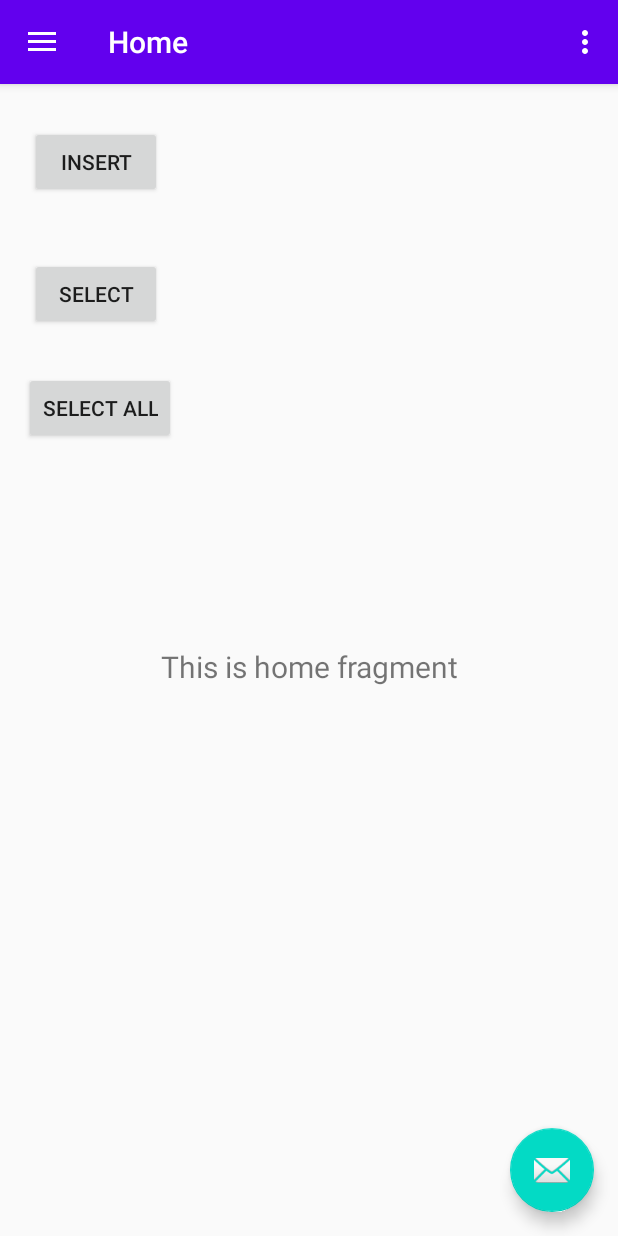
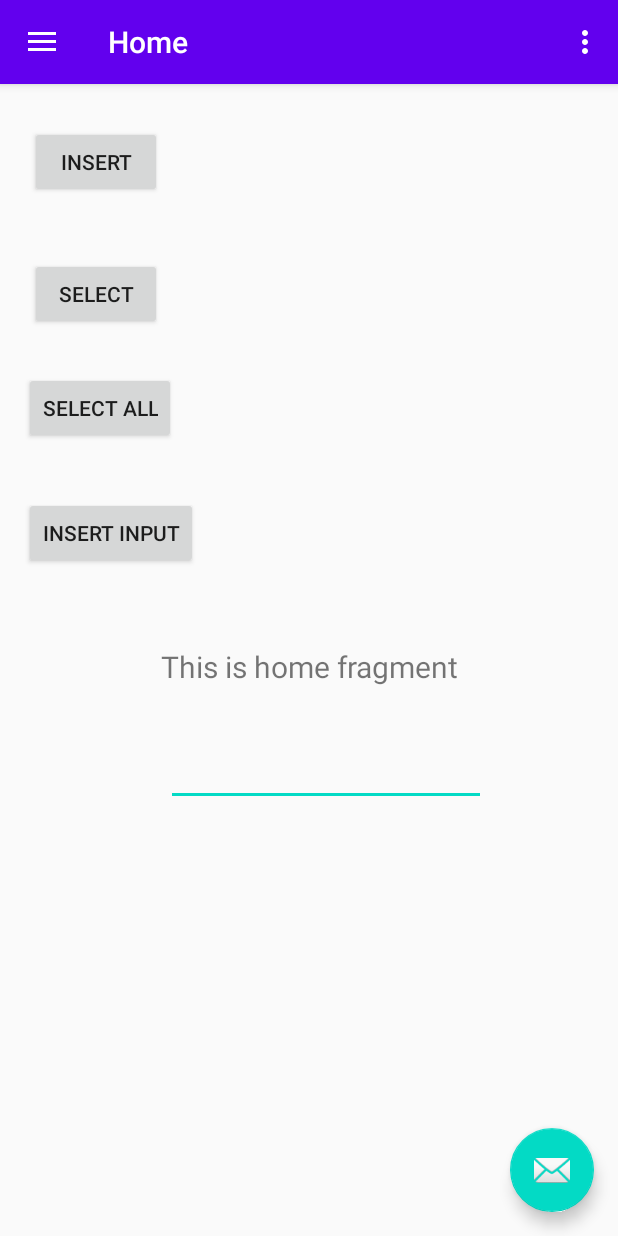
Before and after one commit to h3xduck/Greta, an Android app: the screen it shows after launch (MainActivity), in the options menu, after a tap on "Settings", on a phone screen of 412 x 824 dp. Run offline under Robolectric (Android 15) with nearby library versions, the phone set to English and light mode, and no system bars; our stand-ins replace navigation-ui; libraries missing offline, so code that uses them is left out: com.raizlabs.android; 3 statements that could not run were skipped.

Commit message:
Now there is a field where you can add some text to insert into the db

```diff
--- a/app/src/main/java/com/marsanpat/greta/MainActivity.java
+++ b/app/src/main/java/com/marsanpat/greta/MainActivity.java
@@ -5,6 +5,7 @@ import android.util.Log;
 import android.view.View;
 import android.view.Menu;
 import android.widget.Button;
+import android.widget.EditText;
 import android.widget.TextView;
 
 import com.google.android.material.floatingactionbutton.FloatingActionButton;
@@ -124,12 +125,21 @@ public class MainActivity extends AppCompatActivity {
             }
         });
 
+        Button inputBut = findViewById(R.id.inputBut);
+        inputBut.setOnClickListener(new View.OnClickListener() {
+            @Override
+            public void onClick(View view) {
+                EditText text = (EditText)findViewById(R.id.inputText);
+                String input = text.getText().toString();
+                Element elem = new Element();
+                elem.setName(input);
+                elem.setOrganization(organization);
+                elem.setId(2);
+                elem.save();
+            }
+        });
 
-        Organization newOrg = new Select()
-                .from(Organization.class)
-                //.where(Organization_table.id.eq(1))
-                .querySingle();
-        Log.d("Debug",newOrg.getName());
+
 
     }
 
--- a/app/src/main/res/layout/content_main.xml
+++ b/app/src/main/res/layout/content_main.xml
@@ -15,8 +15,10 @@
         app:defaultNavHost="true"
         app:layout_constraintBottom_toBottomOf="parent"
         app:layout_constraintEnd_toEndOf="parent"
+        app:layout_constraintHorizontal_bias="1.0"
         app:layout_constraintStart_toStartOf="parent"
         app:layout_constraintTop_toTopOf="parent"
+        app:layout_constraintVertical_bias="0.0"
         app:navGraph="@navigation/mobile_navigation" />
 
     <Button
@@ -60,4 +62,25 @@
         app:layout_constraintBottom_toBottomOf="parent"
         app:layout_constraintStart_toStartOf="parent"
         tools:visibility="visible" />
+
+    <EditText
+        android:id="@+id/inputText"
+        android:layout_width="wrap_content"
+        android:layout_height="wrap_content"
+        android:layout_marginTop="436dp"
+        android:layout_marginEnd="88dp"
+        android:ems="10"
+        android:inputType="textPersonName"
+        app:layout_constraintEnd_toEndOf="parent"
+        app:layout_constraintTop_toTopOf="parent" />
+
+    <Button
+        android:id="@+id/inputBut"
+        android:layout_width="wrap_content"
+        android:layout_height="wrap_content"
+        android:layout_marginTop="275dp"
+        android:layout_marginEnd="280dp"
+        android:text="Insert Input"
+        app:layout_constraintEnd_toEndOf="parent"
+        app:layout_constraintTop_toTopOf="@+id/nav_host_fragment" />
 </androidx.constraintlayout.widget.ConstraintLayout>
```
